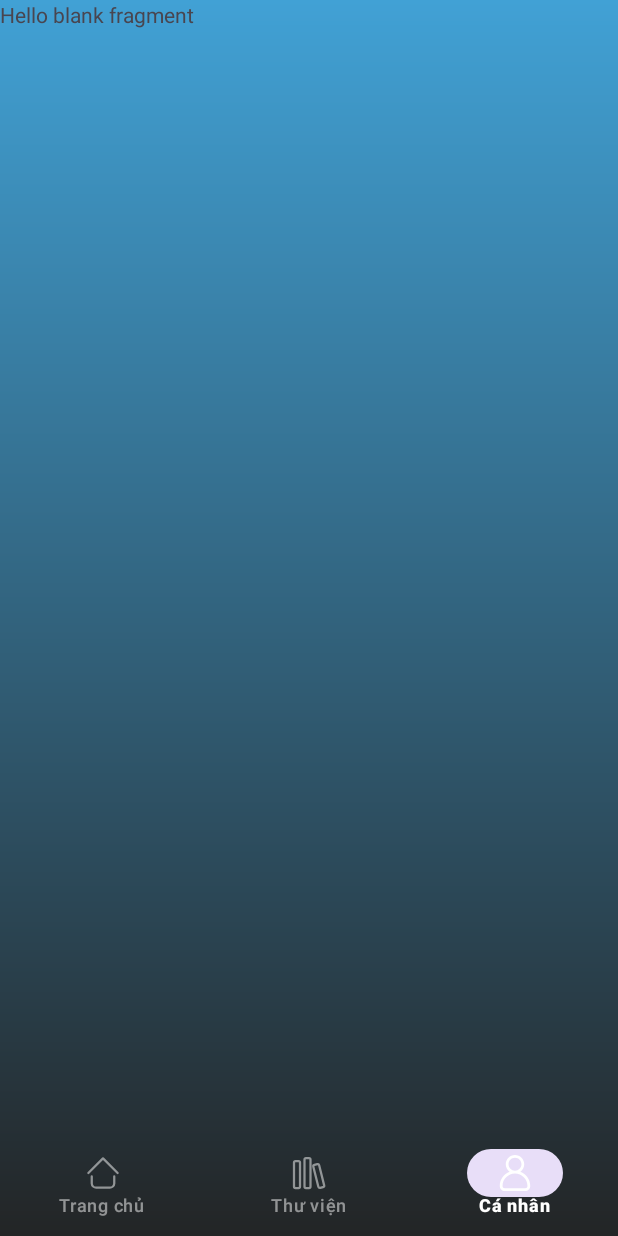
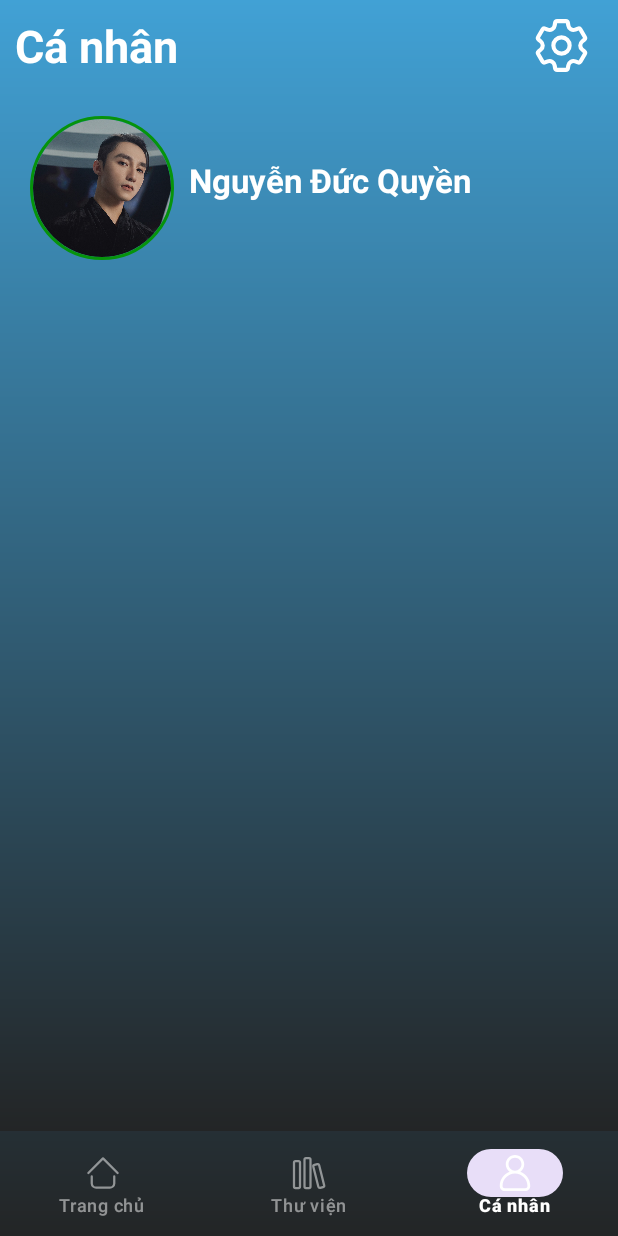
Before and after one commit to Amorydev/MusicApp, an Android app: the MainActivity screen opened directly, with no data from a screen before it, item 3 of the bottom bar chosen, on a phone screen of 412 x 824 dp. Run offline under Robolectric (Android 15) with nearby library versions, the phone set to English and light mode, and no system bars; our stand-ins replace CircleImageView; libraries missing offline, so code that uses them is left out: net.openid.appauth; network calls fail; pictures from the network do not load; 8 statements that could not run were skipped.

```diff
--- a/app/src/main/java/com/amory/musicapp/MainActivity.kt
+++ b/app/src/main/java/com/amory/musicapp/MainActivity.kt
@@ -147,10 +147,22 @@ class MainActivity : AppCompatActivity() {
     override fun onStart() {
         super.onStart()
         inits()
+        getTokenClient()
+        if (mStateManager.getCurrent().isAuthorized) {
+            getTokenAuth()
+        }
+
     }
 
     private fun getTokenAuth() {
         val state: AuthState = mStateManager.getCurrent()
+
+        val expiresAt : Long? = state.accessTokenExpirationTime
+        if (expiresAt == null){
+            Log.d("TokenAuth","Không có thời hạn token")
+        }else if(expiresAt < System.currentTimeMillis()){
+            refreshAccessToken()
+        }
         val token = state.accessToken
         val editor = sharedPreferences.edit()
         editor.putString("tokenAuth", token)
--- a/app/src/main/java/com/amory/musicapp/fragment/ProfileFragment.kt
+++ b/app/src/main/java/com/amory/musicapp/fragment/ProfileFragment.kt
@@ -1,60 +1,63 @@
 package com.amory.musicapp.fragment
 
+import android.annotation.SuppressLint
 import android.os.Bundle
 import androidx.fragment.app.Fragment
 import android.view.LayoutInflater
 import android.view.View
 import android.view.ViewGroup
 import com.amory.musicapp.R
+import com.amory.musicapp.databinding.FragmentProfileBinding
+import com.amory.musicapp.model.AuthResponse
+import com.amory.musicapp.retrofit.APICallAuth
+import com.amory.musicapp.retrofit.RetrofitClient
+import com.bumptech.glide.Glide
+import retrofit2.Call
+import retrofit2.Callback
+import retrofit2.Response
 
-// TODO: Rename parameter arguments, choose names that match
-// the fragment initialization parameters, e.g. ARG_ITEM_NUMBER
-private const val ARG_PARAM1 = "param1"
-private const val ARG_PARAM2 = "param2"
-
-/**
- * A simple [Fragment] subclass.
- * Use the [ProfileFragment.newInstance] factory method to
- * create an instance of this fragment.
- */
 class ProfileFragment : Fragment() {
-    // TODO: Rename and change types of parameters
-    private var param1: String? = null
-    private var param2: String? = null
-
-    override fun onCreate(savedInstanceState: Bundle?) {
-        super.onCreate(savedInstanceState)
-        arguments?.let {
-            param1 = it.getString(ARG_PARAM1)
-            param2 = it.getString(ARG_PARAM2)
-        }
-    }
-
+    private var _binding: FragmentProfileBinding ?= null
+    private val binding get() = _binding!!
     override fun onCreateView(
         inflater: LayoutInflater, container: ViewGroup?,
         savedInstanceState: Bundle?
-    ): View? {
-        // Inflate the layout for this fragment
-        return inflater.inflate(R.layout.fragment_profile, container, false)
+    ): View {
+        _binding = FragmentProfileBinding.inflate(inflater, container, false)
+        return binding.root
     }
 
-    companion object {
-        /**
-         * Use this factory method to create a new instance of
-         * this fragment using the provided parameters.
-         *
-         * @param param1 Parameter 1.
-         * @param param2 Parameter 2.
-         * @return A new instance of fragment ProfileFragment.
-         */
-        // TODO: Rename and change types and number of parameters
-        @JvmStatic
-        fun newInstance(param1: String, param2: String) =
-            ProfileFragment().apply {
-                arguments = Bundle().apply {
-                    putString(ARG_PARAM1, param1)
-                    putString(ARG_PARAM2, param2)
+    override fun onViewCreated(view: View, savedInstanceState: Bundle?) {
+        super.onViewCreated(view, savedInstanceState)
+        getAccount()
+    }
+
+    private fun getAccount() {
+        val service = RetrofitClient.retrofitInstance.create(APICallAuth::class.java)
+        val callAccount = service.getAccount()
+        callAccount.enqueue(object : Callback<AuthResponse>{
+            override fun onResponse(call: Call<AuthResponse>, response: Response<AuthResponse>) {
+                if (response.isSuccessful){
+                    initView(response.body())
                 }
             }
+
+            override fun onFailure(call: Call<AuthResponse>, t: Throwable) {
+
+            }
+        })
     }
+
+    @SuppressLint("SetTextI18n")
+    private fun initView(body: AuthResponse?) {
+        binding.nameAccountTXT.text = body?.firstName +" "+ body?.lastName
+        Glide.with(binding.root).load(body?.picture).into(binding.imvAccount)
+    }
+
+    override fun onDestroy() {
+        super.onDestroy()
+        _binding = null
+    }
+
+
 }
--- /dev/null
+++ b/app/src/main/java/com/amory/musicapp/model/AuthResponse.kt
@@ -0,0 +1,13 @@
+package com.amory.musicapp.model
+
+data class AuthResponse(
+    val id:String,
+    val urn:String,
+    val firstName:String,
+    val lastName:String,
+    val picture:String,
+    val username:String,
+    val email:String,
+    val isEmailVerified:Boolean,
+    val linkedIdentityProviders:MutableList<IdentityProvider>
+)
--- /dev/null
+++ b/app/src/main/java/com/amory/musicapp/model/IdentityProvider.kt
@@ -0,0 +1,7 @@
+package com.amory.musicapp.model
+
+data class IdentityProvider(
+    val provider:String,
+    val userId:String,
+    val username:String
+)
--- /dev/null
+++ b/app/src/main/java/com/amory/musicapp/retrofit/APICallAuth.kt
@@ -0,0 +1,10 @@
+package com.amory.musicapp.retrofit
+
+import com.amory.musicapp.model.AuthResponse
+import retrofit2.Call
+import retrofit2.http.GET
+
+interface APICallAuth {
+    @GET("v1/auth/me")
+    fun getAccount(): Call<AuthResponse>
+}
--- /dev/null
+++ b/app/src/main/res/drawable/ic_setting.xml
@@ -0,0 +1,17 @@
+<vector xmlns:android="http://schemas.android.com/apk/res/android"
+    android:width="682.67dp"
+    android:height="682.67dp"
+    android:viewportWidth="682.67"
+    android:viewportHeight="682.67">
+  <group>
+    <clip-path
+        android:pathData="M0,0L682.67,0L682.67,682.67L0,682.67Z"/>
+    <path
+        android:pathData="m341.33,236.44c-57.93,-0 -104.89,46.96 -104.89,104.89 0,57.93 46.96,104.89 104.89,104.89 57.93,-0 104.89,-46.96 104.89,-104.89C446.22,283.4 399.26,236.44 341.33,236.44ZM635.74,266.48 L607.34,289.86c-32.39,26.67 -32.39,76.27 0,102.94l28.4,23.38c10.06,8.29 12.66,22.63 6.15,33.92l-56.08,97.13c-6.52,11.29 -20.24,16.21 -32.45,11.64l-34.45,-12.9c-39.29,-14.72 -82.25,10.08 -89.15,51.47l-6.05,36.28c-2.14,12.86 -13.27,22.28 -26.3,22.28l-112.15,-0c-13.03,-0 -24.16,-9.43 -26.3,-22.28l-6.05,-36.28c-6.9,-41.39 -49.86,-66.19 -89.15,-51.47l-34.45,12.9c-12.21,4.57 -25.93,-0.35 -32.45,-11.64l-56.08,-97.13c-6.52,-11.29 -3.92,-25.64 6.15,-33.92l28.4,-23.38c32.39,-26.67 32.39,-76.27 0,-102.94l-28.4,-23.38c-10.06,-8.29 -12.66,-22.63 -6.15,-33.92l56.08,-97.13c6.52,-11.29 20.24,-16.21 32.45,-11.64l34.45,12.9c39.29,14.72 82.25,-10.08 89.15,-51.47l6.05,-36.28c2.14,-12.86 13.27,-22.28 26.3,-22.28l112.15,-0c13.03,-0 24.16,9.42 26.3,22.28l6.05,36.28c6.9,41.39 49.86,66.19 89.15,51.47l34.45,-12.9c12.21,-4.57 25.93,0.35 32.45,11.64L641.88,232.56c6.52,11.29 3.92,25.64 -6.15,33.92z"
+        android:strokeLineJoin="round"
+        android:strokeWidth="53.33"
+        android:fillColor="#00000000"
+        android:strokeColor="@color/white"
+        android:strokeLineCap="round"/>
+  </group>
+</vector>
--- a/app/src/main/res/layout/fragment_profile.xml
+++ b/app/src/main/res/layout/fragment_profile.xml
@@ -1,14 +1,81 @@
 <?xml version="1.0" encoding="utf-8"?>
 <FrameLayout xmlns:android="http://schemas.android.com/apk/res/android"
+    xmlns:app="http://schemas.android.com/apk/res-auto"
     xmlns:tools="http://schemas.android.com/tools"
     android:layout_width="match_parent"
     android:layout_height="match_parent"
+    android:background="@drawable/background_color_main"
     tools:context=".fragment.ProfileFragment">
 
-    <!-- TODO: Update blank fragment layout -->
-    <TextView
+    <androidx.constraintlayout.widget.ConstraintLayout
         android:layout_width="match_parent"
-        android:layout_height="match_parent"
-        android:text="@string/hello_blank_fragment" />
+        android:layout_height="match_parent">
 
+        <androidx.constraintlayout.widget.ConstraintLayout
+            android:id="@+id/constraintLayout4"
+            android:layout_width="match_parent"
+            android:layout_height="60dp"
+            app:layout_constraintEnd_toEndOf="parent"
+            app:layout_constraintStart_toStartOf="parent"
+            app:layout_constraintTop_toTopOf="parent">
+
+            <TextView
+                android:layout_width="wrap_content"
+                android:layout_height="wrap_content"
+                android:layout_gravity="center"
+                android:layout_marginStart="10dp"
+                android:text="Cá nhân"
+                android:textColor="@color/white"
+                android:textSize="30sp"
+                android:textStyle="bold"
+                app:layout_constraintBottom_toBottomOf="parent"
+                app:layout_constraintStart_toStartOf="parent"
+                app:layout_constraintTop_toTopOf="parent" />
+
+            <ImageButton
+                android:id="@+id/imageButton"
+                android:layout_width="35dp"
+                android:layout_height="35dp"
+                android:layout_gravity="center"
+                android:layout_marginEnd="20sp"
+                android:background="@drawable/ic_setting"
+                app:layout_constraintBottom_toBottomOf="parent"
+                app:layout_constraintEnd_toEndOf="parent"
+                app:layout_constraintTop_toTopOf="parent"
+                tools:ignore="ContentDescription" />
+        </androidx.constraintlayout.widget.ConstraintLayout>
+
+        <LinearLayout
+            android:layout_width="match_parent"
+            android:layout_height="120dp"
+            app:layout_constraintEnd_toEndOf="parent"
+            app:layout_constraintStart_toStartOf="parent"
+            app:layout_constraintTop_toBottomOf="@+id/constraintLayout4">
+
+            <de.hdodenhof.circleimageview.CircleImageView
+                android:id="@+id/imvAccount"
+                android:layout_width="96dp"
+                android:layout_height="96dp"
+                android:layout_gravity="center"
+                android:layout_marginStart="20dp"
+                android:layout_marginTop="5dp"
+                android:src="@drawable/sontungmtp"
+                app:civ_border_color="#06930C"
+                app:civ_border_width="2dp"
+                app:layout_constraintEnd_toEndOf="parent"
+                app:layout_constraintStart_toStartOf="parent"
+                app:layout_constraintTop_toTopOf="parent" />
+
+            <TextView
+                android:id="@+id/nameAccountTXT"
+                android:layout_width="match_parent"
+                android:layout_height="wrap_content"
+                android:layout_gravity="center"
+                android:layout_marginStart="10dp"
+                android:text="Nguyễn Đức Quyền"
+                android:textColor="@color/white"
+                android:textSize="22sp"
+                android:textStyle="bold" />
+        </LinearLayout>
+    </androidx.constraintlayout.widget.ConstraintLayout>
 </FrameLayout>
```
